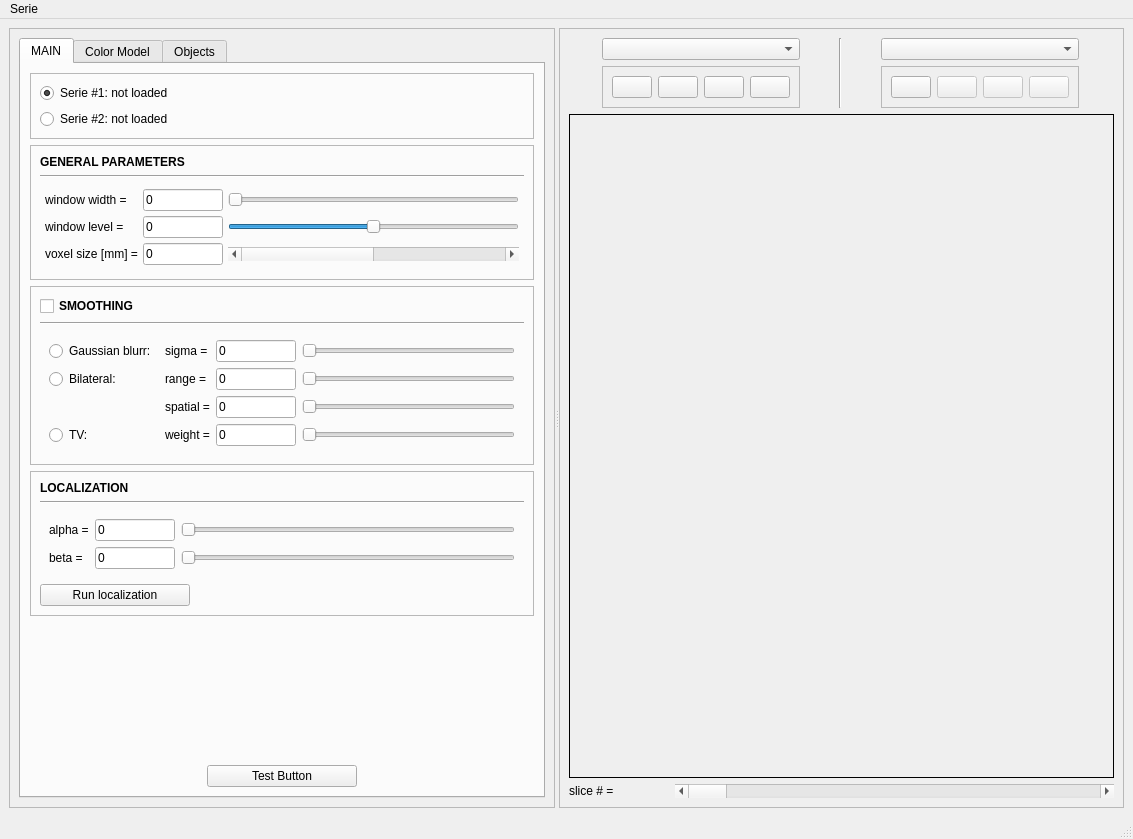
This is lesioneditor/lession_editor_GUI.ui in mazoku/lesion_editor as Qt 5 draws it before an edit. The edited form follows.
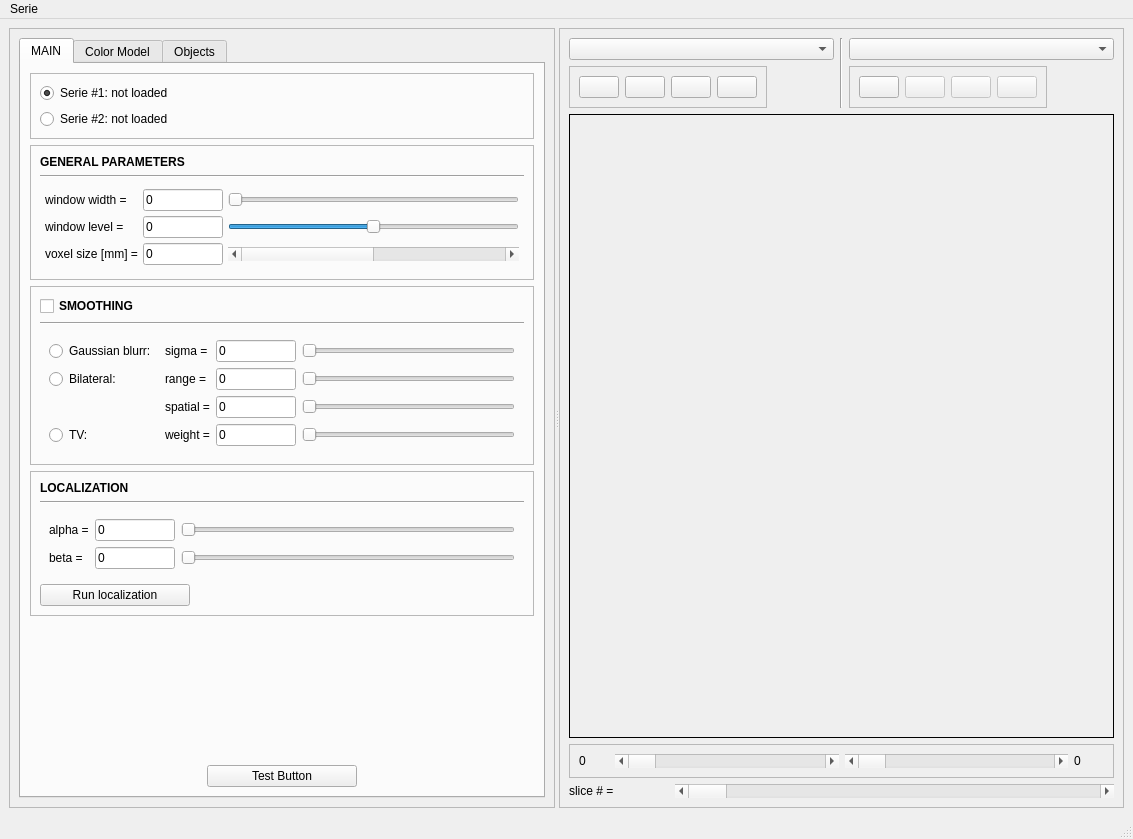
This is the edited form. Icons and pictures are not drawn.

```diff
--- a/lesioneditor/lession_editor_GUI.ui
+++ b/lesioneditor/lession_editor_GUI.ui
@@ -1582,7 +1582,14 @@
           <item>
            <layout class="QVBoxLayout" name="verticalLayout_7">
             <item>
-             <widget class="QComboBox" name="figure_1_CB"/>
+             <widget class="QComboBox" name="figure_1_CB">
+              <property name="sizePolicy">
+               <sizepolicy hsizetype="Expanding" vsizetype="Fixed">
+                <horstretch>0</horstretch>
+                <verstretch>0</verstretch>
+               </sizepolicy>
+              </property>
+             </widget>
             </item>
             <item>
              <widget class="QFrame" name="left_view_btns_F">
@@ -1760,7 +1767,14 @@
           <item>
            <layout class="QVBoxLayout" name="verticalLayout_8">
             <item>
-             <widget class="QComboBox" name="figure_2_CB"/>
+             <widget class="QComboBox" name="figure_2_CB">
+              <property name="sizePolicy">
+               <sizepolicy hsizetype="Expanding" vsizetype="Fixed">
+                <horstretch>0</horstretch>
+                <verstretch>0</verstretch>
+               </sizepolicy>
+              </property>
+             </widget>
             </item>
             <item>
              <widget class="QFrame" name="right_view_btns_F">
@@ -1958,6 +1972,61 @@
           </property>
          </widget>
         </item>
+        <item>
+         <widget class="QFrame" name="frame_7">
+          <property name="frameShape">
+           <enum>QFrame::StyledPanel</enum>
+          </property>
+          <property name="frameShadow">
+           <enum>QFrame::Raised</enum>
+          </property>
+          <layout class="QHBoxLayout" name="horizontalLayout_3">
+           <item>
+            <widget class="QLabel" name="slice_number_1_LBL">
+             <property name="maximumSize">
+              <size>
+               <width>30</width>
+               <height>16777215</height>
+              </size>
+             </property>
+             <property name="text">
+              <string>0</string>
+             </property>
+            </widget>
+           </item>
+           <item>
+            <widget class="QScrollBar" name="slice_1_SB">
+             <property name="orientation">
+              <enum>Qt::Horizontal</enum>
+             </property>
+            </widget>
+           </item>
+           <item>
+            <widget class="QScrollBar" name="slice_2_SB">
+             <property name="enabled">
+              <bool>true</bool>
+             </property>
+             <property name="orientation">
+              <enum>Qt::Horizontal</enum>
+             </property>
+            </widget>
+           </item>
+           <item>
+            <widget class="QLabel" name="slice_number_2_LBL">
+             <property name="maximumSize">
+              <size>
+               <width>30</width>
+               <height>16777215</height>
+              </size>
+             </property>
+             <property name="text">
+              <string>0</string>
+             </property>
+            </widget>
+           </item>
+          </layout>
+         </widget>
+        </item>
         <item>
          <layout class="QHBoxLayout" name="horizontalLayout_11">
           <item>
```
Left out of the diff: 4 changed lines with no effect on the pictures.
